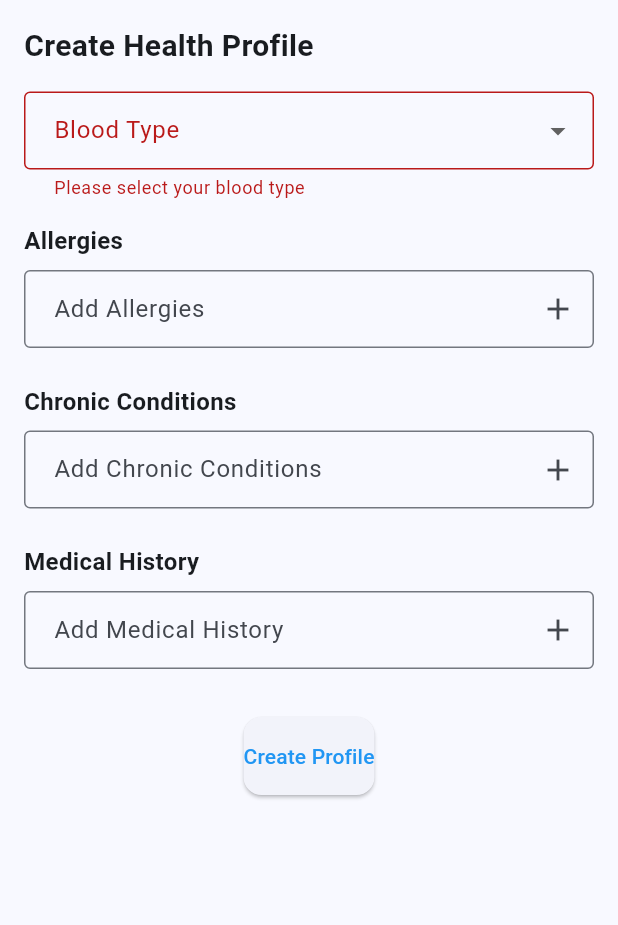
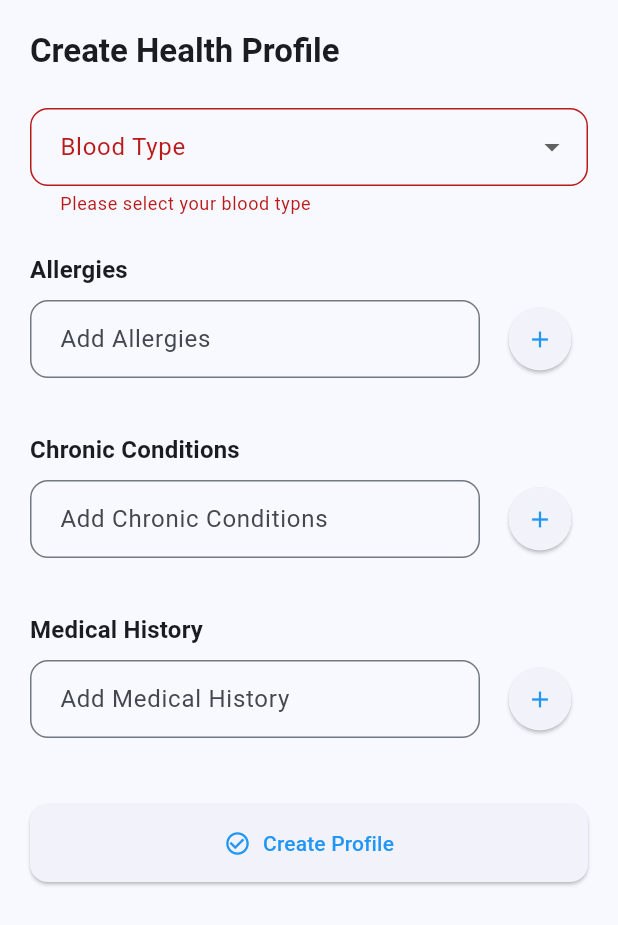
Before and after one commit to Ashenafidejene/NahooCare-Mobile-App, a Flutter app: the CreateHealthProfileForm widget shown alone on an empty page, opened directly, after a tap on "Create Profile", on a phone screen of 412 x 824 dp. Shown: the top 925 px of the screen. Run offline on Flutter 3.47's test engine with Material 3 defaults, Android fonts, the phone set to English and light mode, and no system bars; our stand-ins replace animated_bottom_navigation_bar, bloc, connectivity_plus, dartz, equatable, flutter_bloc and 11 more; missing offline and left inert: cloudinary_sdk, flutter_map_marker_popup; accounts and stored records are empty.

Commit message:
feat: Improve CreateHealthProfileForm and HealthProfileDetails UI with enhanced styling and layout adjustments

```diff
--- a/nahoocare/lib/features/profile/presentation/widgets/create_health_profile_form.dart
+++ b/nahoocare/lib/features/profile/presentation/widgets/create_health_profile_form.dart
@@ -1,6 +1,5 @@
 import 'package:flutter/material.dart';
 import 'package:flutter_bloc/flutter_bloc.dart';
-
 import '../../domain/entities/health_profile.dart';
 import '../bloc/health_profile_bloc.dart';
 
@@ -46,101 +45,102 @@ class _CreateHealthProfileFormState extends State<CreateHealthProfileForm> {
   @override
   Widget build(BuildContext context) {
     return SingleChildScrollView(
-      padding: const EdgeInsets.all(16),
+      padding: const EdgeInsets.all(20),
       child: Form(
         key: _formKey,
         child: Column(
           crossAxisAlignment: CrossAxisAlignment.start,
           children: [
-            const Text(
+            Text(
               'Create Health Profile',
-              style: TextStyle(fontSize: 20, fontWeight: FontWeight.bold),
+              style: Theme.of(
+                context,
+              ).textTheme.titleLarge?.copyWith(fontWeight: FontWeight.bold),
             ),
-            const SizedBox(height: 16),
+            const SizedBox(height: 24),
+
             DropdownButtonFormField<String>(
-              decoration: const InputDecoration(
-                labelText: 'Blood Type',
-                border: OutlineInputBorder(),
+              decoration: _inputDecoration('Blood Type'),
+              items:
+                  bloodTypes.map((type) {
+                    return DropdownMenuItem(value: type, child: Text(type));
+                  }).toList(),
+              onChanged: (value) => _bloodTypeController.text = value ?? '',
+              validator:
+                  (value) =>
+                      (value == null || value.isEmpty)
+                          ? 'Please select your blood type'
+                          : null,
             ),
-              items:
-                  bloodTypes
-                      .map(
-                        (type) =>
-                            DropdownMenuItem(value: type, child: Text(type)),
-                      )
-                      .toList(),
-              onChanged: (value) {
-                _bloodTypeController.text = value!;
-              },
-              validator: (value) {
-                if (value == null || value.isEmpty) {
-                  return 'Please select your blood type';
-                }
-                return null;
-              },
-            ),
-            const SizedBox(height: 16),
+
+            const SizedBox(height: 24),
             _buildListInput(
+              context,
               controller: _allergyController,
               label: 'Allergies',
               list: _allergies,
               onAdd: () {
                 if (_allergyController.text.isNotEmpty) {
                   setState(() {
-                    _allergies.add(_allergyController.text);
+                    _allergies.add(_allergyController.text.trim());
                     _allergyController.clear();
                   });
                 }
               },
-              onRemove: (index) {
-                setState(() {
-                  _allergies.removeAt(index);
-                });
-              },
+              onRemove: (index) => setState(() => _allergies.removeAt(index)),
             ),
-            const SizedBox(height: 16),
+
+            const SizedBox(height: 24),
             _buildListInput(
+              context,
               controller: _conditionController,
               label: 'Chronic Conditions',
               list: _chronicConditions,
               onAdd: () {
                 if (_conditionController.text.isNotEmpty) {
                   setState(() {
-                    _chronicConditions.add(_conditionController.text);
+                    _chronicConditions.add(_conditionController.text.trim());
                     _conditionController.clear();
                   });
                 }
               },
-              onRemove: (index) {
-                setState(() {
-                  _chronicConditions.removeAt(index);
-                });
-              },
+              onRemove:
+                  (index) => setState(() => _chronicConditions.removeAt(index)),
             ),
-            const SizedBox(height: 16),
+
+            const SizedBox(height: 24),
             _buildListInput(
+              context,
               controller: _historyController,
               label: 'Medical History',
               list: _medicalHistory,
               onAdd: () {
                 if (_historyController.text.isNotEmpty) {
                   setState(() {
-                    _medicalHistory.add(_historyController.text);
+                    _medicalHistory.add(_historyController.text.trim());
                     _historyController.clear();
                   });
                 }
               },
-              onRemove: (index) {
-                setState(() {
-                  _medicalHistory.removeAt(index);
-                });
-              },
+              onRemove:
+                  (index) => setState(() => _medicalHistory.removeAt(index)),
             ),
-            const SizedBox(height: 24),
+
+            const SizedBox(height: 32),
             Center(
-              child: ElevatedButton(
+              child: SizedBox(
+                width: double.infinity,
+                child: ElevatedButton.icon(
                   onPressed: _submitForm,
-                child: const Text('Create Profile'),
+                  icon: const Icon(Icons.check_circle_outline),
+                  label: const Text('Create Profile'),
+                  style: ElevatedButton.styleFrom(
+                    padding: const EdgeInsets.symmetric(vertical: 16),
+                    shape: RoundedRectangleBorder(
+                      borderRadius: BorderRadius.circular(12),
+                    ),
+                  ),
+                ),
               ),
             ),
           ],
@@ -149,7 +149,8 @@ class _CreateHealthProfileFormState extends State<CreateHealthProfileForm> {
     );
   }
 
-  Widget _buildListInput({
+  Widget _buildListInput(
+    BuildContext context, {
     required TextEditingController controller,
     required String label,
     required List<String> list,
@@ -161,7 +162,9 @@ class _CreateHealthProfileFormState extends State<CreateHealthProfileForm> {
       children: [
         Text(
           label,
-          style: const TextStyle(fontSize: 16, fontWeight: FontWeight.bold),
+          style: Theme.of(
+            context,
+          ).textTheme.titleMedium?.copyWith(fontWeight: FontWeight.bold),
         ),
         const SizedBox(height: 8),
         Row(
@@ -169,31 +172,47 @@ class _CreateHealthProfileFormState extends State<CreateHealthProfileForm> {
             Expanded(
               child: TextFormField(
                 controller: controller,
-                decoration: InputDecoration(
-                  hintText: 'Add $label',
-                  border: const OutlineInputBorder(),
-                  suffixIcon: IconButton(
-                    icon: const Icon(Icons.add),
-                    onPressed: onAdd,
+                decoration: _inputDecoration('Add $label'),
               ),
             ),
+            const SizedBox(width: 8),
+            ElevatedButton(
+              onPressed: onAdd,
+              child: const Icon(Icons.add),
+              style: ElevatedButton.styleFrom(
+                shape: const CircleBorder(),
+                padding: const EdgeInsets.all(12),
               ),
             ),
           ],
         ),
-        const SizedBox(height: 8),
-        if (list.isNotEmpty)
+        const SizedBox(height: 12),
         Wrap(
           spacing: 8,
           runSpacing: 8,
           children: List.generate(list.length, (index) {
             return Chip(
               label: Text(list[index]),
+              deleteIcon: const Icon(Icons.close),
               onDeleted: () => onRemove(index),
+              backgroundColor: Theme.of(
+                context,
+              ).colorScheme.secondary.withOpacity(0.2),
+              shape: RoundedRectangleBorder(
+                borderRadius: BorderRadius.circular(20),
+              ),
             );
           }),
         ),
       ],
+    );
+  }
+
+  InputDecoration _inputDecoration(String label) {
+    return InputDecoration(
+      labelText: label,
+      border: OutlineInputBorder(borderRadius: BorderRadius.circular(12)),
+      contentPadding: const EdgeInsets.symmetric(horizontal: 16, vertical: 14),
     );
   }
 
@@ -207,6 +226,9 @@ class _CreateHealthProfileFormState extends State<CreateHealthProfileForm> {
         medicalHistory: _medicalHistory,
       );
       context.read<HealthProfileBloc>().add(CreateHealthProfileEvent(profile));
+      ScaffoldMessenger.of(
+        context,
+      ).showSnackBar(const SnackBar(content: Text("Health profile created")));
     }
   }
 }
```
Also changed, not shown: nahoocare/lib/features/profile/presentation/widgets/health_profile_details.dart (+27 -5 lines). Lines whose indentation alone changed are shown as unchanged.
